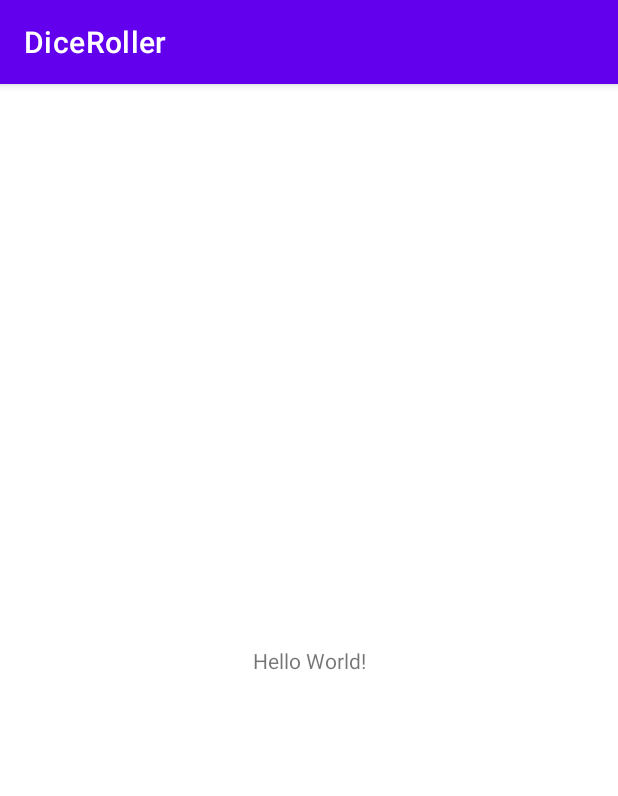
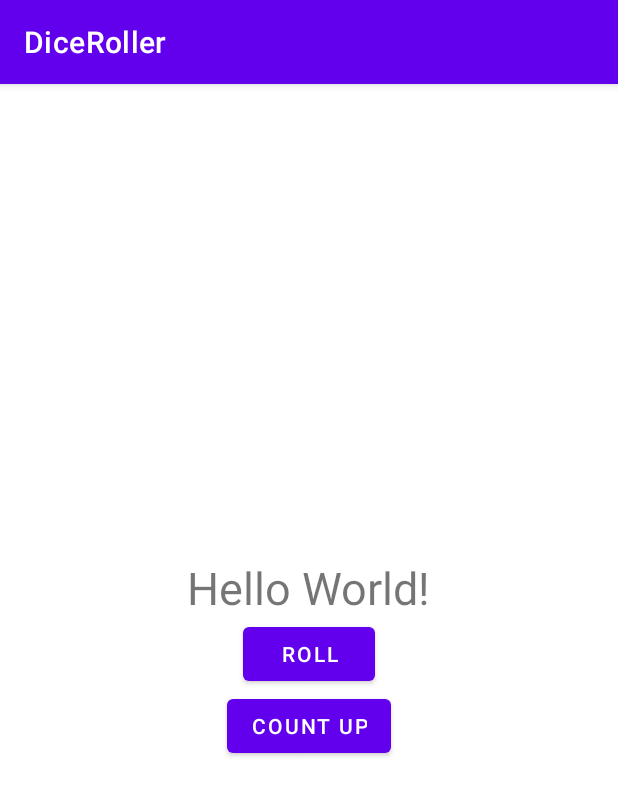
Before and after one commit to DarlynCR/DiceRoller, an Android app: the screen it shows after launch (MainActivity), on a phone screen of 412 x 824 dp. Shown: the top 796 px of the screen. Run offline under Robolectric (Android 15) with nearby library versions, the phone set to English and light mode, and no system bars.

Commit message:
Desarrollo del Coding challenge

```diff
--- a/app/src/main/java/com/example/diceroller/MainActivity.kt
+++ b/app/src/main/java/com/example/diceroller/MainActivity.kt
@@ -2,10 +2,47 @@ package com.example.diceroller
 
 import androidx.appcompat.app.AppCompatActivity
 import android.os.Bundle
+import android.widget.Button
+import android.widget.TextView
+import android.widget.Toast
 
 class MainActivity : AppCompatActivity() {
+
+    private lateinit var resulttext : TextView
+
+
     override fun onCreate(savedInstanceState: Bundle?) {
         super.onCreate(savedInstanceState)
+        //La clase R se genera cuando se compila la APP - incluye los activos de la APP
         setContentView(R.layout.activity_main)
+
+        val rollButton: Button = findViewById(R.id.btn_roll)
+        rollButton.setOnClickListener{ rollDice() }
+
+        resulttext = findViewById(R.id.tv_result)
+
+        val countButton : Button = findViewById(R.id.btn_count)
+        countButton.setOnClickListener{ countUp()}
+
     }
+
+    private fun rollDice() {
+        //Toast.makeText(this, "Button clicked",Toast.LENGTH_SHORT).show()
+        resulttext.text = (1..6).random().toString()
+    }
+
+    private fun countUp() {
+
+        with(resulttext){
+            when(this.text){
+                "Hello World!" -> this.text = 1.toString()
+                "6" -> this.text
+                else -> this.text = (this.text.toString().toInt() + 1).toString()
+            }
+        }
+
+
+    }
+
+
 }
--- a/app/src/main/res/layout/activity_main.xml
+++ b/app/src/main/res/layout/activity_main.xml
@@ -1,18 +1,33 @@
 <?xml version="1.0" encoding="utf-8"?>
-<androidx.constraintlayout.widget.ConstraintLayout xmlns:android="http://schemas.android.com/apk/res/android"
-    xmlns:app="http://schemas.android.com/apk/res-auto"
+<LinearLayout
+    xmlns:android="http://schemas.android.com/apk/res/android"
     xmlns:tools="http://schemas.android.com/tools"
     android:layout_width="match_parent"
-    android:layout_height="match_parent"
-    tools:context=".MainActivity">
+    android:layout_height="wrap_content"
+    android:orientation="vertical"
+    android:layout_gravity="center_vertical"
+    tools:context=".MainActivity" >
 
     <TextView
+        android:id="@+id/tv_result"
         android:layout_width="wrap_content"
         android:layout_height="wrap_content"
-        android:text="Hello World!"
-        app:layout_constraintBottom_toBottomOf="parent"
-        app:layout_constraintLeft_toLeftOf="parent"
-        app:layout_constraintRight_toRightOf="parent"
-        app:layout_constraintTop_toTopOf="parent" />
+        android:text="@string/hello_world"
+        android:layout_gravity="center_horizontal"
+        android:textSize="30sp"/>
 
-</androidx.constraintlayout.widget.ConstraintLayout>
+    <Button
+        android:id="@+id/btn_roll"
+        android:layout_width="wrap_content"
+        android:layout_height="wrap_content"
+        android:text="@string/roll"
+        android:layout_gravity="center_horizontal"/>
+
+    <Button
+        android:id="@+id/btn_count"
+        android:layout_width="wrap_content"
+        android:layout_height="wrap_content"
+        android:text="@string/count_up"
+        android:layout_gravity="center_horizontal"/>
+
+</LinearLayout>
--- a/app/src/main/res/values/strings.xml
+++ b/app/src/main/res/values/strings.xml
@@ -1,3 +1,7 @@
 <resources>
     <string name="app_name">DiceRoller</string>
+    <string name="roll">Roll</string>
+    <string name="hello_world">Hello World!</string>
+    <string name="dice_roller">Dice Rolled!</string>
+    <string name="count_up">Count Up</string>
 </resources>
```
